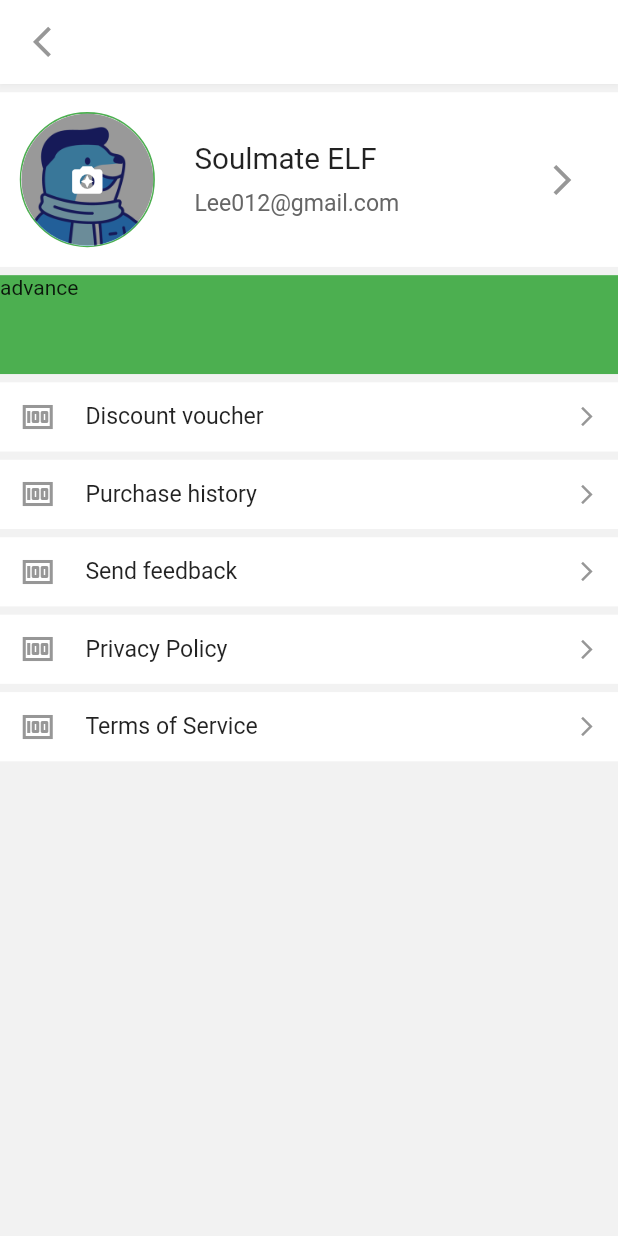
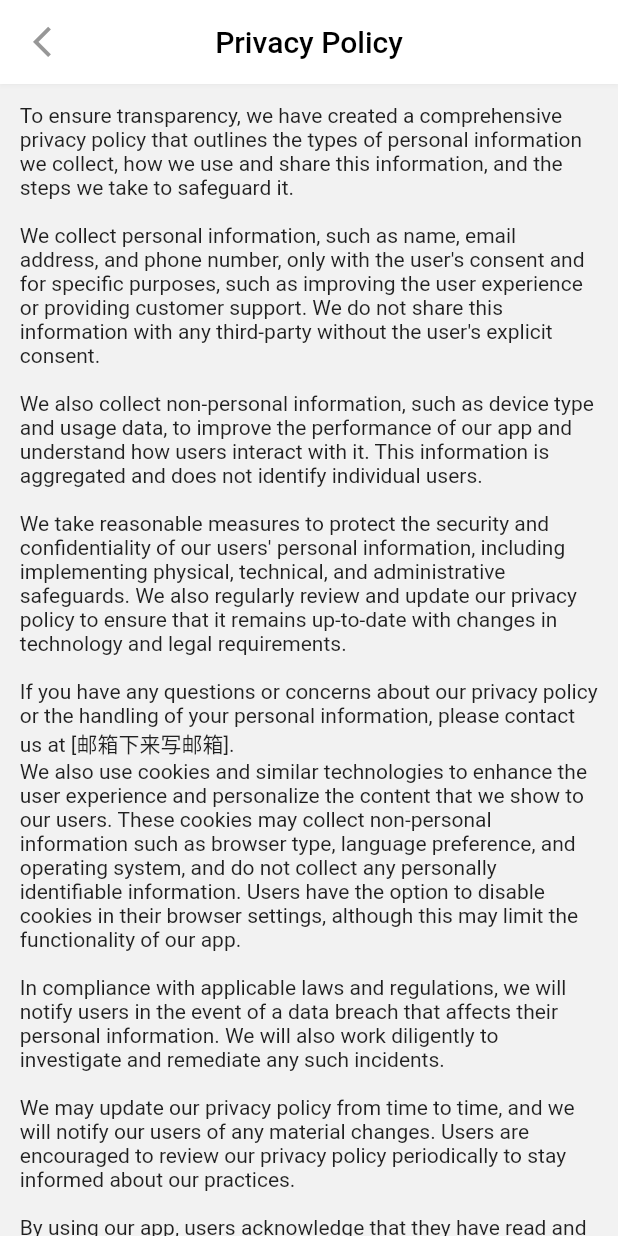
Before and after one commit to soulmateelf/flutter_soulmateelf, a Flutter app: the SettingsPage widget shown alone on an empty page, opened directly, after a tap on "Privacy Policy", on a phone screen of 412 x 824 dp. Run offline on Flutter 3.47's test engine with Material 2 defaults, Android fonts, the phone set to English and light mode, and no system bars; drawn by our look-alikes of pull_to_refresh; our stand-ins replace adaptive_dialog, connectivity_plus, dio, flutter_bloc, flutter_easyloading, flutter_keyboard_visibility and 10 more; missing offline and left inert: dart:ffi, flutter_form_bloc, form_bloc; accounts and stored records are empty; statements that could not run were skipped.

Commit message:
'添加隐私政策ye'm页面'

```diff
--- a/lib/utils/core/route.dart
+++ b/lib/utils/core/route.dart
@@ -1,7 +1,7 @@
 /*
  * @Date: 2023-04-10 09:35:33
  * @LastEditors: Wws wuwensheng@donganyun.com
- * @LastEditTime: 2023-04-14 17:53:00
+ * @LastEditTime: 2023-04-16 11:08:59
  * @FilePath: \soulmate\lib\utils\core\route.dart
  */
 import 'package:flutter_soulmateelf/views/base/continue/view.dart';
@@ -14,9 +14,11 @@ import 'package:flutter_soulmateelf/views/main/account/view.dart';
 import 'package:flutter_soulmateelf/views/main/confirmDeactivate/view.dart';
 import 'package:flutter_soulmateelf/views/main/deactivate/view.dart';
 import 'package:flutter_soulmateelf/views/main/discount/view.dart';
+import 'package:flutter_soulmateelf/views/main/privacyPolicy/view.dart';
 import 'package:flutter_soulmateelf/views/main/purchaseHistory/view.dart';
 import 'package:flutter_soulmateelf/views/main/sendFeedback/view.dart';
 import 'package:flutter_soulmateelf/views/main/settings/view.dart';
+import 'package:flutter_soulmateelf/views/main/termsOfService/view.dart';
 import 'package:flutter_soulmateelf/views/main/updateNickname/view.dart';
 import 'package:flutter_soulmateelf/views/main/updatePassword/view.dart';
 import 'package:get/get.dart';
@@ -54,6 +56,8 @@ class AppRoute {
     GetPage(name: '/purchaseHistory', page:()=>PurchaseHistoryPage()), /// 购买历史
     GetPage(name: '/sendFeedback', page:()=>SendFeedbackPage()), /// 发送反馈
     GetPage(name: '/updateNickname', page: ()=>UpdateNicknamePage()), /// 修改昵称
+    GetPage(name: '/privacyPolicy', page: ()=>PrivacyPolicyPage()), /// 隐私政策
+    GetPage(name: '/termsOfService', page: ()=>TermsOfServicePage()), /// 服务条款
     /// text
     GetPage(name: '/textToSpeech', page: () => TextToSpeechPage()),/// 聊天
   ];
--- /dev/null
+++ b/lib/views/main/privacyPolicy/view.dart
@@ -0,0 +1,48 @@
+/*
+ * @Date: 2023-04-16 11:01:36
+ * @LastEditors: Wws wuwensheng@donganyun.com
+ * @LastEditTime: 2023-04-16 11:07:51
+ * @FilePath: \soulmate\lib\views\main\privacyPolicy\view.dart
+ */
+import 'package:flutter/material.dart';
+import 'package:flutter_screenutil/flutter_screenutil.dart';
+import 'package:flutter_soulmateelf/widgets/library/projectLibrary.dart';
+
+class PrivacyPolicyPage extends StatelessWidget {
+  @override
+  Widget build(BuildContext context) {
+    // TODO: implement build
+    return basePage("Privacy Policy",
+        child: SingleChildScrollView(
+            child: Padding(
+          padding: EdgeInsets.all(24.w),
+          child: const Text(text),
+        )));
+  }
+
+  static const text = '''To ensure transparency, we have created a comprehensive privacy policy that outlines the types of personal information we collect, how we use and share this information, and the steps we take to safeguard it.
+
+We collect personal information, such as name, email address, and phone number, only with the user's consent and for specific purposes, such as improving the user experience or providing customer support. We do not share this information with any third-party without the user's explicit consent.
+
+We also collect non-personal information, such as device type and usage data, to improve the performance of our app and understand how users interact with it. This information is aggregated and does not identify individual users.
+
+We take reasonable measures to protect the security and confidentiality of our users' personal information, including implementing physical, technical, and administrative safeguards. We also regularly review and update our privacy policy to ensure that it remains up-to-date with changes in technology and legal requirements.
+
+If you have any questions or concerns about our privacy policy or the handling of your personal information, please contact us at [邮箱下来写邮箱].
+We also use cookies and similar technologies to enhance the user experience and personalize the content that we show to our users. These cookies may collect non-personal information such as browser type, language preference, and operating system, and do not collect any personally identifiable information. Users have the option to disable cookies in their browser settings, although this may limit the functionality of our app.
+
+In compliance with applicable laws and regulations, we will notify users in the event of a data breach that affects their personal information. We will also work diligently to investigate and remediate any such incidents.
+
+We may update our privacy policy from time to time, and we will notify our users of any material changes. Users are encouraged to review our privacy policy periodically to stay informed about our practices.
+
+By using our app, users acknowledge that they have read and agree to the terms of our privacy policy. If a user does not agree with any aspect of our privacy policy, they should refrain from using our app.
+
+We are committed to protecting the privacy of our users and maintaining their trust in our app. If you have any further questions or concerns about our privacy policy or the handling of your personal information, please do not hesitate to contact us.
+Finally, we want to assure our users that we do not sell, rent, or lease their personal information to any third-party for any reason, including advertising or marketing purposes. We only share personal information with third-parties in limited circumstances, such as when we are required to do so by law, or when we have a legitimate business need to do so.
+
+If we do share personal information with a third-party, we will ensure that they are bound by strict confidentiality and data protection requirements, and that they only use the information for the specific purposes for which it was shared.
+
+In conclusion, our privacy policy reflects our commitment to protecting the personal information of our users, and to being transparent about how we collect, use, and share this information. We believe that by being upfront about our practices, we can build trust with our users and provide them with a better experience using our app.
+
+Thank you for taking the time to read our privacy policy. If you have any feedback or suggestions on how we can improve it, please do not hesitate to contact us.''';
+}
--- a/lib/views/main/settings/view.dart
+++ b/lib/views/main/settings/view.dart
@@ -1,7 +1,7 @@
 /*
  * @Date: 2023-04-12 15:49:59
  * @LastEditors: Wws wuwensheng@donganyun.com
- * @LastEditTime: 2023-04-13 15:05:23
+ * @LastEditTime: 2023-04-16 11:09:17
  * @FilePath: \soulmate\lib\views\main\settings\view.dart
  */
 
@@ -121,9 +121,13 @@ class SettingsPage extends StatelessWidget {
                 Get.toNamed('/sendFeedback');
               }),
           SettingsCard(
-              icon: Icon(Icons.money), text: "Privacy Policy", onTab: () {}),
+              icon: Icon(Icons.money), text: "Privacy Policy", onTab: () {
+                Get.toNamed("/privacyPolicy");
+              }),
           SettingsCard(
-              icon: Icon(Icons.money), text: "Terms of Service", onTab: () {}),
+              icon: Icon(Icons.money), text: "Terms of Service", onTab: () {
+                Get.toNamed('/termsOfService');
+              }),
         ],
       )),
     );
--- /dev/null
+++ b/lib/views/main/termsOfService/view.dart
@@ -0,0 +1,78 @@
+/*
+ * @Date: 2023-04-16 11:05:07
+ * @LastEditors: Wws wuwensheng@donganyun.com
+ * @LastEditTime: 2023-04-16 11:09:48
+ * @FilePath: \soulmate\lib\views\main\termsOfService\view.dart
+ */
+import 'package:flutter/material.dart';
+import 'package:flutter_screenutil/flutter_screenutil.dart';
+import 'package:flutter_soulmateelf/widgets/library/projectLibrary.dart';
+
+class TermsOfServicePage extends StatelessWidget{
+  @override
+  Widget build(BuildContext context) {
+    // TODO: implement build
+    return basePage("Terms of Service",
+        child: SingleChildScrollView(
+            child: Padding(
+          padding: EdgeInsets.all(24.w),
+          child: const Text(text),
+        )));
+  }
+
+  static const text = '''Acceptance of Terms
+By using our app, you agree to these terms of service. If you do not agree to these terms, please do not use our app.
+
+Privacy Policy
+We take your privacy seriously. Our privacy policy outlines how we collect, use, and protect your personal information. By using our app, you agree to our privacy policy.
+
+License to Use
+We grant you a limited, non-exclusive, non-transferable, revocable license to use our app for personal, non-commercial purposes only. You may not modify, copy, distribute, transmit, display, perform, reproduce, publish, license, create derivative works from, transfer, or sell any information, software, products or services obtained from our app.
+
+Prohibited Uses
+You agree not to use our app for any unlawful or prohibited purpose, including but not limited to:
+
+·Violating any applicable laws or regulations
+·Posting or transmitting any material that is harmful, threatening, abusive, harassing, defamatory, vulgar, obscene, or otherwise objectionable
+·Impersonating any person or entity
+·Posting or transmitting any unsolicited advertising, promotional materials, or any other forms of solicitation
+·Interfering with the operation of our app or any server, network or system associated with our app
+·Using any robot, spider, scraper, or other automated means to access our app.
+
+User Content
+You are solely responsible for any content you post or transmit through our app. You agree that we are not responsible for any user content and that you will not hold us liable for any user content that violates these terms of service.
+
+Termination
+We reserve the right to terminate your access to our app at any time, without notice, for any reason. Upon termination, you must immediately cease using our app.
+
+Indemnification
+You agree to indemnify and hold us harmless from any claim or demand, including reasonable attorneys' fees, made by any third party due to or arising out of your use of our app, your violation of these terms of service, or your violation of any rights of another.
+
+Disclaimer of Warranties
+Our app is provided "as is" and without warranties of any kind, either express or implied. We do not warrant that our app will be uninterrupted or error-free, nor do we make any warranty as to the results that may be obtained from the use of our app.
+
+Limitation of Liability
+In no event shall we be liable for any direct, indirect, incidental, special, or consequential damages arising out of or in connection with your use of our app.
+
+Governing Law
+These terms of service shall be governed by and construed in accordance with the laws of the state/country where our company is headquartered.
+
+Modifications
+We reserve the right to modify or update these terms of service at any time, without notice. Any changes to the terms of service will be posted on our app and will become effective immediately upon posting. Your continued use of our app following any changes to the terms of service constitutes your acceptance of the revised terms.
+
+Intellectual Property
+All content, trademarks, service marks, logos, and intellectual property on our app are the property of our company or its licensors. You may not use or display any of these without our prior written consent.
+
+Third-Party Links
+Our app may contain links to third-party websites or services. We do not endorse and are not responsible for any content, products, services, or practices of any third-party websites or services.
+
+Dispute Resolution
+Any dispute arising out of or relating to these terms of service or your use of our app shall be resolved through binding arbitration in accordance with the rules of the American Arbitration Association. The arbitration shall be held in the state/country where our company is headquartered.
+
+Entire Agreement
+These terms of service constitute the entire agreement between you and our company and supersede any prior agreements, oral or written, between you and our company.
+
+Thank you for taking the time to review our terms of service. We hope that our app provides you with a valuable and enjoyable experience.
+
+By using our app, you acknowledge that you have read, understood, and agree to these terms of service. If you have any questions or concerns, please contact us at [填邮箱地址].''';
+}
```
